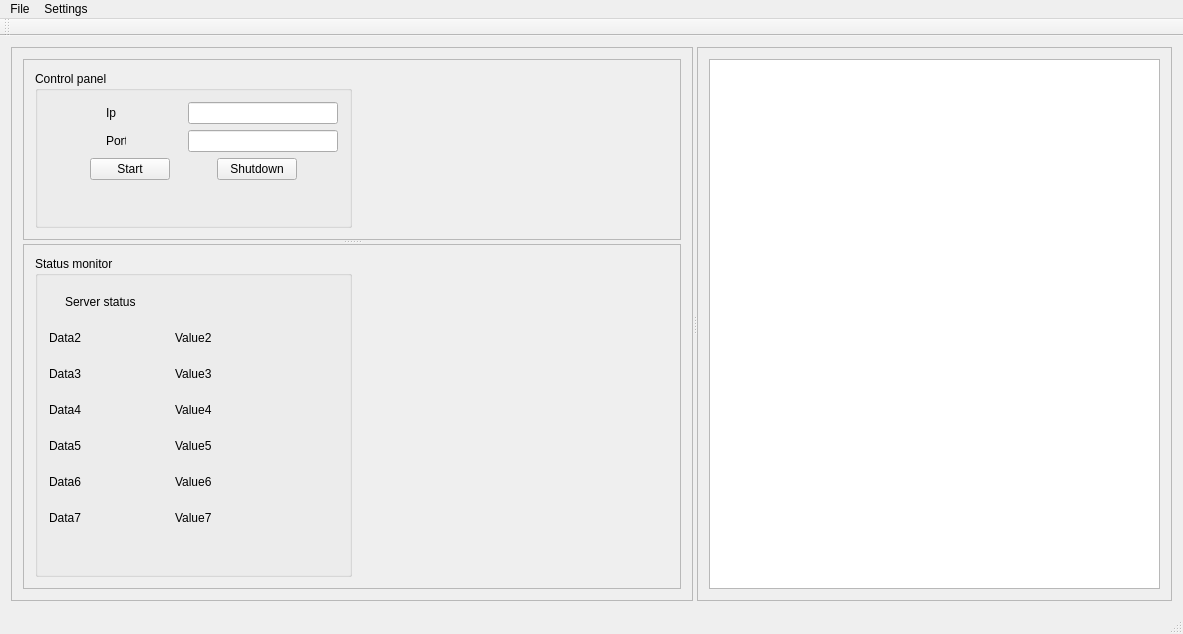
This is GUI/ServerMainWindow.ui in siskeba1/Game_Server as Qt 5 draws it before an edit. The edited form follows.
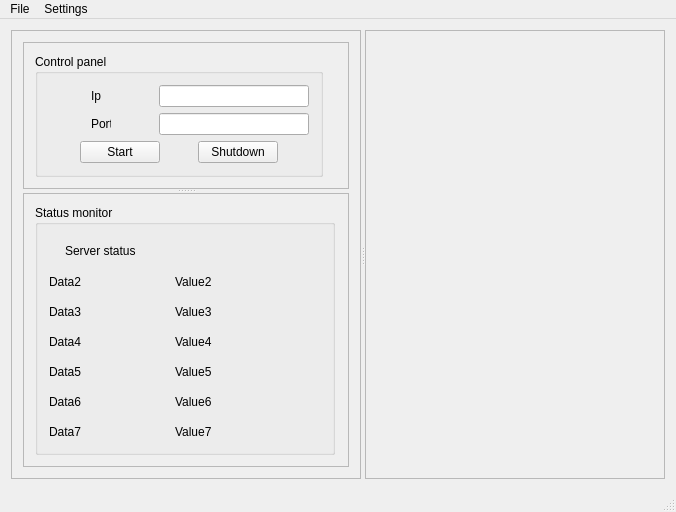
This is the edited form.

Diff of the .ui file:
```diff
--- a/GUI/ServerMainWindow.ui
+++ b/GUI/ServerMainWindow.ui
@@ -9,8 +9,8 @@
    <rect>
     <x>0</x>
     <y>0</y>
-    <width>1183</width>
-    <height>634</height>
+    <width>673</width>
+    <height>508</height>
    </rect>
   </property>
   <property name="windowTitle">
@@ -322,7 +322,7 @@
              <widget class="QGroupBox" name="groupBox_2">
               <property name="minimumSize">
                <size>
-                <width>250</width>
+                <width>300</width>
                 <height>250</height>
                </size>
               </property>
@@ -714,11 +714,7 @@
        <property name="frameShadow">
         <enum>QFrame::Raised</enum>
        </property>
-       <layout class="QGridLayout" name="gridLayout_4">
-        <item row="0" column="0">
-         <widget class="QTableView" name="tableView"/>
-        </item>
-       </layout>
+       <layout class="QGridLayout" name="gridLayout_4"/>
       </widget>
      </widget>
     </item>
@@ -729,7 +725,7 @@
     <rect>
      <x>0</x>
      <y>0</y>
-     <width>1183</width>
+     <width>673</width>
      <height>21</height>
     </rect>
    </property>
@@ -749,14 +745,6 @@
    <addaction name="menuFile"/>
    <addaction name="menuSettings"/>
   </widget>
-  <widget class="QToolBar" name="mainToolBar">
-   <attribute name="toolBarArea">
-    <enum>TopToolBarArea</enum>
-   </attribute>
-   <attribute name="toolBarBreak">
-    <bool>false</bool>
-   </attribute>
-  </widget>
   <widget class="QStatusBar" name="statusBar"/>
   <action name="actionFunction1">
    <property name="text">
```
Left out of the diff: 2 changed lines with no effect on the pictures.
